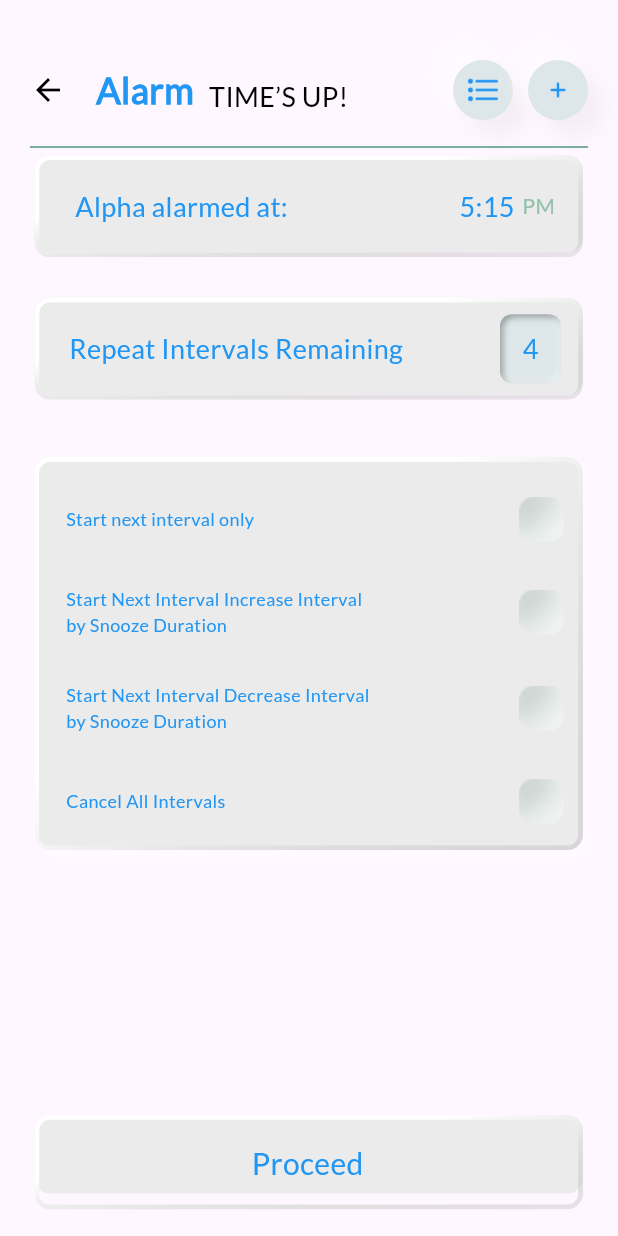
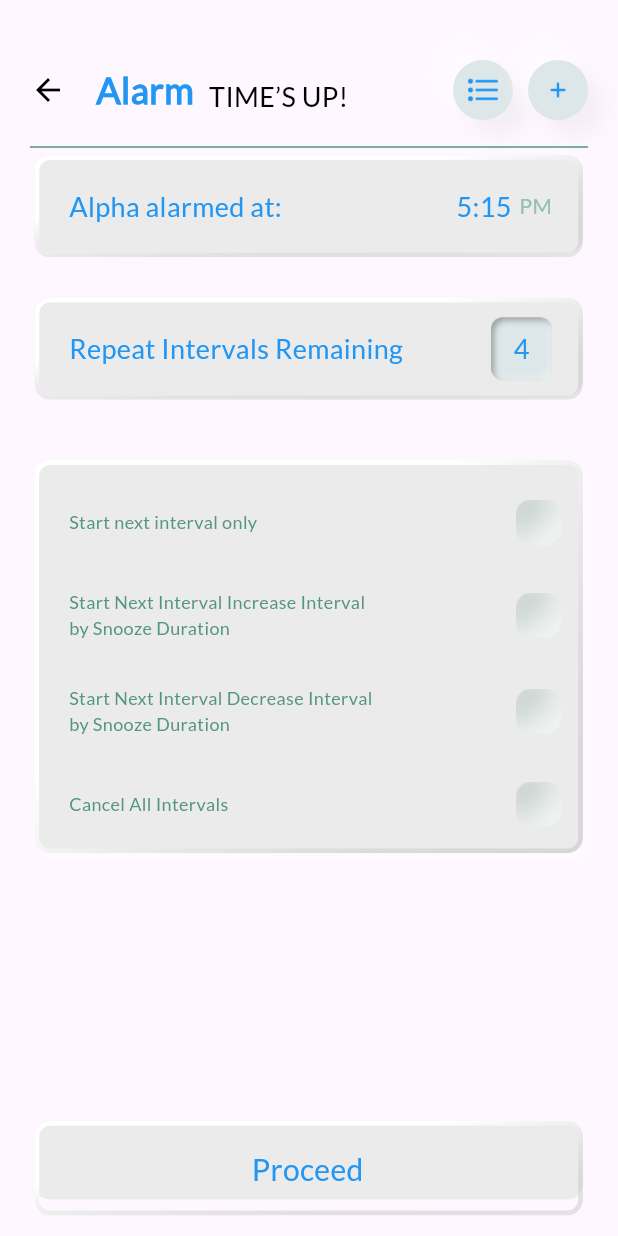
Before and after one commit to thecompletesoftech/alarmclock, a Flutter app: the AlramTimesup screen opened directly, on a phone screen of 412 x 824 dp. Run offline on Flutter 3.47's test engine with Material 3 defaults, Android fonts, the phone set to English and light mode, and no system bars; our stand-ins replace analog_clock, assets_audio_player, awesome_notifications, cached_network_image, carousel_slider, cloud_firestore and 17 more; missing offline and left inert: alarm; accounts and stored records are empty; key blocks and very long unbroken strings in the code were emptied for the run.

Commit message:
Timer Screen Padding

```diff
--- a/lib/View/MIVSTimer/AddMiIVsTimer.dart
+++ b/lib/View/MIVSTimer/AddMiIVsTimer.dart
@@ -35,7 +35,7 @@ class _AddMIVSTimerState extends State<AddMIVSTimer> {
           child: Obx(
             () => Column(
               children: [
-                SizedBox(height: 24),
+                SizedBox(height: 20),
                 TimeNameCard(
                   title: timername,
                   interval: alphatext,
--- a/lib/View/MIVSTimer/AlarmTimesUp.dart
+++ b/lib/View/MIVSTimer/AlarmTimesUp.dart
@@ -65,7 +65,7 @@ class _AlramTimesupState extends State<AlramTimesup> {
               SizedBox(height: 20),
               LargeCardBackground(
                 child: ListView.builder(
-                        padding: EdgeInsets.all(6.0),
+                        padding: EdgeInsets.all(8.0),
                         itemCount: list.length,
                         shrinkWrap: true,
                         physics: NeverScrollableScrollPhysics(),
@@ -89,8 +89,10 @@ class _AlramTimesupState extends State<AlramTimesup> {
                                       child: Text(items['name'].toString(),
                                           style: MyTextStyle.Dynamic(
                                             style: MyTextStyle.mw50012,
-                                            color: NeumorphicTheme.accentColor(
-                                                context),
+                                            color: NeumorphicTheme.isUsingDark(
+                                                    context)
+                                                ? mycolor().White
+                                                : mycolor().lighttxtcolor,
                                           )),
                                     ),
                                     Stack(
--- a/lib/Widgets/AlphaAlarmCard.dart
+++ b/lib/Widgets/AlphaAlarmCard.dart
@@ -21,8 +21,8 @@ class AlphaAlarmCard extends StatelessWidget {
       backgroundimage: mediumcardbackground,
       child: Padding(
         padding: EdgeInsets.only(
-            left: 12.0,
-            right: 12.0,
+            left: 8.0,
+            right: 14.0,
             top: NeumorphicTheme.isUsingDark(context) ? 6 : 0,
             bottom: NeumorphicTheme.isUsingDark(context) ? 6 : 0),
         child: Row(
--- a/lib/Widgets/IntervalendCard.dart
+++ b/lib/Widgets/IntervalendCard.dart
@@ -88,11 +88,13 @@ class Intervalend extends StatelessWidget {
                         color: mycolor().greenlightcolor),
                   ),
                 ],
-              ),
+              ).paddingSymmetric(
+                  horizontal: NeumorphicTheme.isUsingDark(context) ? 8 : 8.0),
             ],
           )
         ],
-      ).paddingSymmetric(vertical: NeumorphicTheme.isUsingDark(context) ?8 : 0),
+      ).paddingSymmetric(
+          vertical: NeumorphicTheme.isUsingDark(context) ? 8 : 0),
     );
   }
 }
--- a/lib/Widgets/RepeatIntervalCard.dart
+++ b/lib/Widgets/RepeatIntervalCard.dart
@@ -12,7 +12,7 @@ class RepeatIntervalCard extends StatelessWidget {
     return CardBackground(
       backgroundimage: mediumcardbackground,
       child: Padding(
-        padding: const EdgeInsets.only(left: 8.0, right: 8.0),
+        padding: const EdgeInsets.only(left: 8.0, right: 14.0),
         child: Row(
           mainAxisAlignment: MainAxisAlignment.spaceBetween,
           children: [
@@ -31,7 +31,7 @@ class RepeatIntervalCard extends StatelessWidget {
                     ),
                     child: Container(
                       padding:
-                          EdgeInsets.symmetric(horizontal: 15, vertical: 10),
+                          EdgeInsets.symmetric(horizontal: 15, vertical: 8.0),
                       child: Text(
                         interval.toString(),
                         style: MyTextStyle.Dynamic(
--- a/lib/Widgets/TimeNameCard.dart
+++ b/lib/Widgets/TimeNameCard.dart
@@ -28,7 +28,7 @@ class TimeNameCard extends StatelessWidget {
                     boxShape: buttonradius(),
                   ),
                   child: Container(
-                    // height: 50,
+                    height: 40,
                     width: 146,
                     padding: EdgeInsets.symmetric(horizontal: 20, vertical: 5),
                     child: Text(
@@ -42,7 +42,7 @@ class TimeNameCard extends StatelessWidget {
             ],
           ),
         ],
-      ).paddingSymmetric(vertical:NeumorphicTheme.isUsingDark(context) ? 4 : 0),
+      ).paddingSymmetric(vertical:NeumorphicTheme.isUsingDark(context) ? 3 : 5),
     );
   }
 }
```
